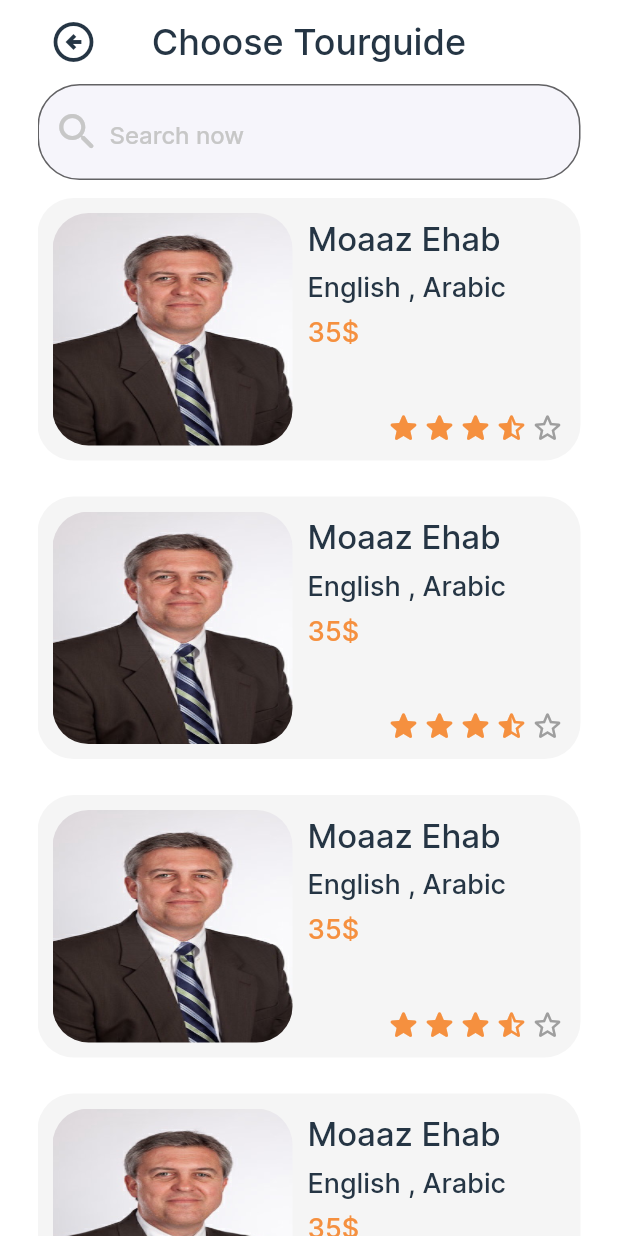
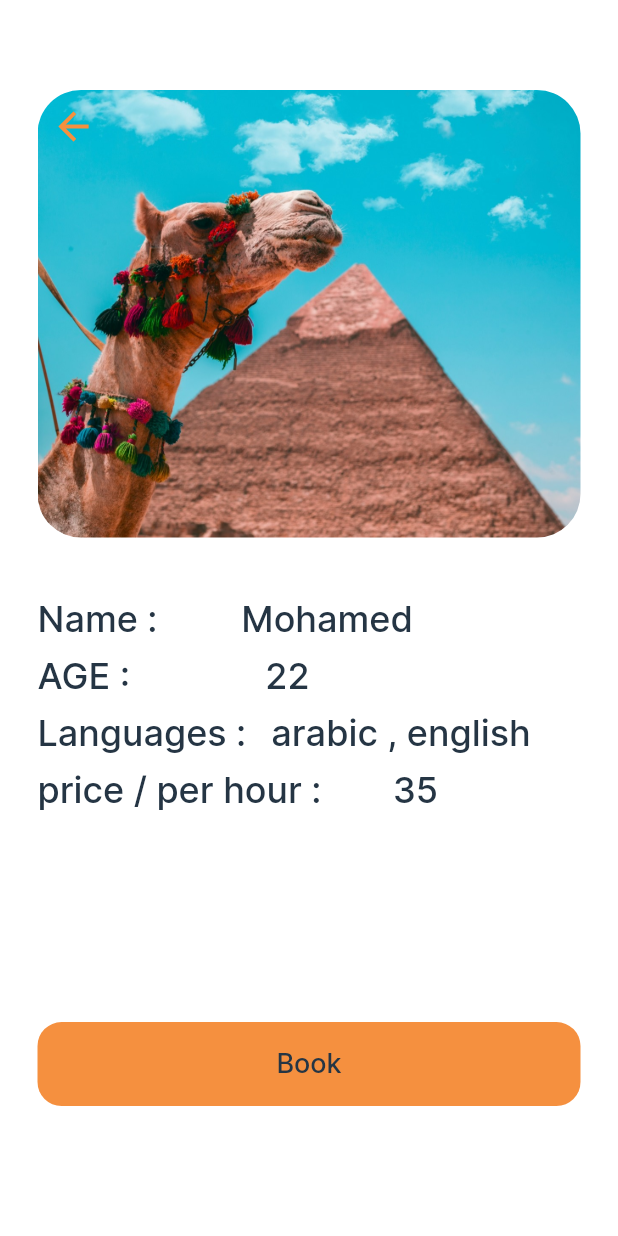
Before and after one commit to MoaazEhab20/horus, a Flutter app: the TourguideScreen screen opened by its route, after a tap on "Moaaz Ehab", on a phone screen of 412 x 824 dp. Run offline on Flutter 3.47's test engine with Material 2 defaults, Android fonts, the phone set to English and light mode, and no system bars; drawn by our look-alikes of flutter_rating_bar; our stand-ins replace another_carousel_pro, flutter_riverpod, hooks_riverpod, image_picker, shared_preferences, smooth_page_indicator; accounts and stored records are empty.

Commit message:
details tourguide

```diff
--- /dev/null
+++ b/lib/screens/touristview/details_tourguide.dart
@@ -0,0 +1,109 @@
+import 'package:flutter/material.dart';
+
+class detailsTourguide extends StatelessWidget {
+  const detailsTourguide({super.key});
+
+  @override
+  Widget build(BuildContext context) {
+    return Scaffold(
+      body: Padding(
+        padding: const EdgeInsets.symmetric(horizontal: 25.0),
+        child: Column(
+          children: [
+            SizedBox(height: 60,),
+            ClipRRect(
+            borderRadius: BorderRadius.circular(29),
+            child: Stack(
+              children: [
+                Stack(
+                  children: [
+                    Image.asset('assets/images/camal.jpg'),
+                    IconButton(
+                      iconSize: 30,
+                      icon: Icon(
+                        Icons.arrow_back,
+                        color: Color(0xffF5903F),
+                      ),
+                      onPressed: () {
+                        Navigator.pop(context);
+                      },
+                    ),
+                  ],
+                ),
+              ],
+            )),
+            SizedBox(height: 40,),
+            Row(
+              children: [
+                Text('Name :',style: TextStyle(fontSize: 24,fontFamily: 'inter'),),
+                Spacer(flex: 1,),
+                Text('Mohamed',style: TextStyle(fontSize: 24,fontFamily: 'inter'),),
+                Spacer(flex: 2,),
+              ],
+            ),
+            SizedBox(height: 9,),
+            Row(
+              children: [
+                Text('AGE :',style: TextStyle(fontSize: 24,fontFamily: 'inter'),),
+                Spacer(flex: 1,),
+                Text('22',style: TextStyle(fontSize: 24,fontFamily: 'inter'),),
+                Spacer(flex: 2,),
+              ],
+            ),
+            SizedBox(height: 9,),
+            Row(
+              children: [
+                Text('Languages :',style: TextStyle(fontSize: 24,fontFamily: 'inter'),),
+                Spacer(flex: 1,),
+                Text('arabic , english',style: TextStyle(fontSize: 24,fontFamily: 'inter'),),
+                Spacer(flex: 2,),
+              ],
+            ),
+            SizedBox(height: 9,),
+            Row(
+              children: [
+                Text('price / per hour :',style: TextStyle(fontSize: 24,fontFamily: 'inter'),),
+                Spacer(flex: 1,),
+                Text('35',style: TextStyle(fontSize: 24,fontFamily: 'inter'),),
+                Spacer(flex: 2,),
+              ],
+            ),
+            SizedBox(height: 140,),
+            SizedBox(
+              width: double.infinity,
+              height: 56,
+              child: ElevatedButton(
+                        style: ElevatedButton.styleFrom(
+                          backgroundColor: Color(0xffF5903F),
+                          shape: RoundedRectangleBorder(
+                            borderRadius: BorderRadius.circular(16),
+                          ),
+                          elevation: 0.0,
+                          shadowColor: Theme.of(context).primaryColorLight,
+                        ),
+                        onPressed: () {
+
+                        },
+                        child: Row(
+                          children: [
+                            Spacer(flex: 1,),
+                            Text(
+                              'Book',
+                              style: TextStyle(
+                                  fontSize: 18,
+                                  fontWeight: FontWeight.w500,
+                                  color: Theme.of(context).primaryColor),
+                            ),
+                            Spacer(
+                              flex: 1,
+                            ),
+                          ],
+                        ),
+                      ),
+            ),
+          ],
+        ),
+      ),
+    );
+  }
+}
--- a/lib/widgets/custom_tourguide_card.dart
+++ b/lib/widgets/custom_tourguide_card.dart
@@ -1,3 +1,4 @@
+import 'package:final_project/screens/touristview/details_tourguide.dart';
 import 'package:flutter/material.dart';
 import 'package:flutter_rating_bar/flutter_rating_bar.dart';
 
@@ -9,7 +10,9 @@ class CustomTourguideCard extends StatelessWidget {
   @override
   Widget build(BuildContext context) {
     return GestureDetector(
-      onTap: () {},
+      onTap: () {
+        Navigator.push(context,MaterialPageRoute(builder: (context) => const detailsTourguide()));
+      },
       child: Padding(
         padding: const EdgeInsets.symmetric(vertical: 12),
         child: Stack(
```
